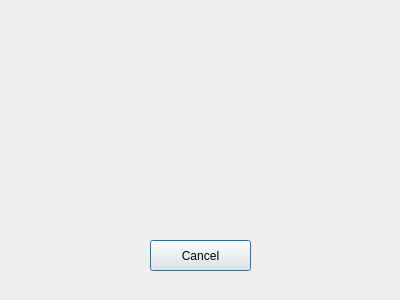
Qt form QTcreator/Diary/class_info.ui (albaSANDROS/DIPLOMA-PROJECT.-Multi-user-client-server-application-e-journal) before a commit.
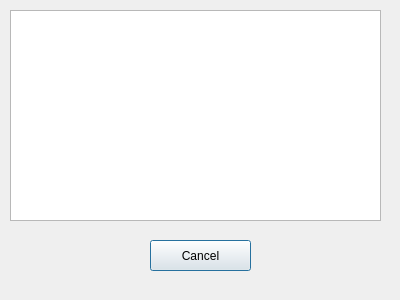
The same form after that commit.

Commit message: Info about teacher

```diff
--- a/QTcreator/Diary/class_info.ui
+++ b/QTcreator/Diary/class_info.ui
@@ -26,6 +26,16 @@
     <string>Cancel</string>
    </property>
   </widget>
+  <widget class="QTextBrowser" name="textBrowser">
+   <property name="geometry">
+    <rect>
+     <x>10</x>
+     <y>10</y>
+     <width>371</width>
+     <height>211</height>
+    </rect>
+   </property>
+  </widget>
  </widget>
  <resources/>
  <connections/>
```
The commit also changes 14 other files.
